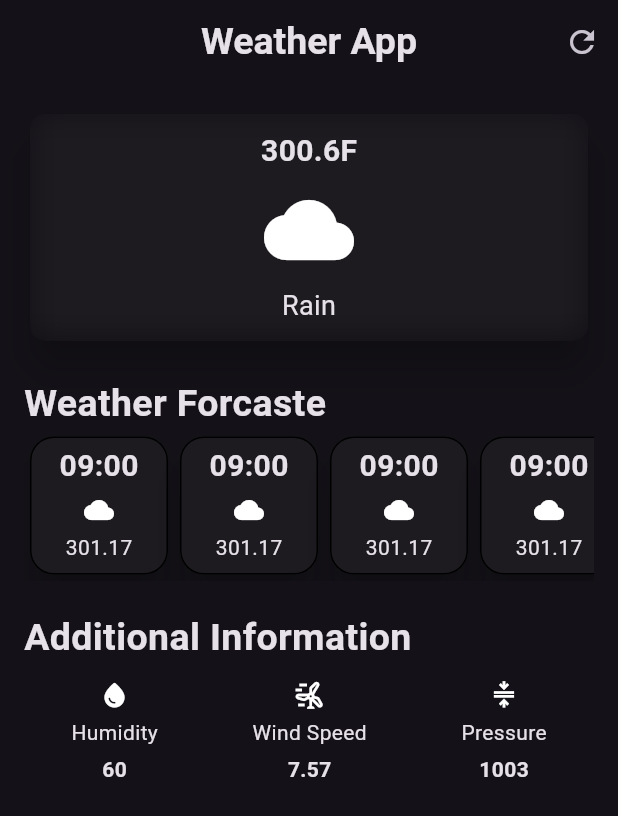
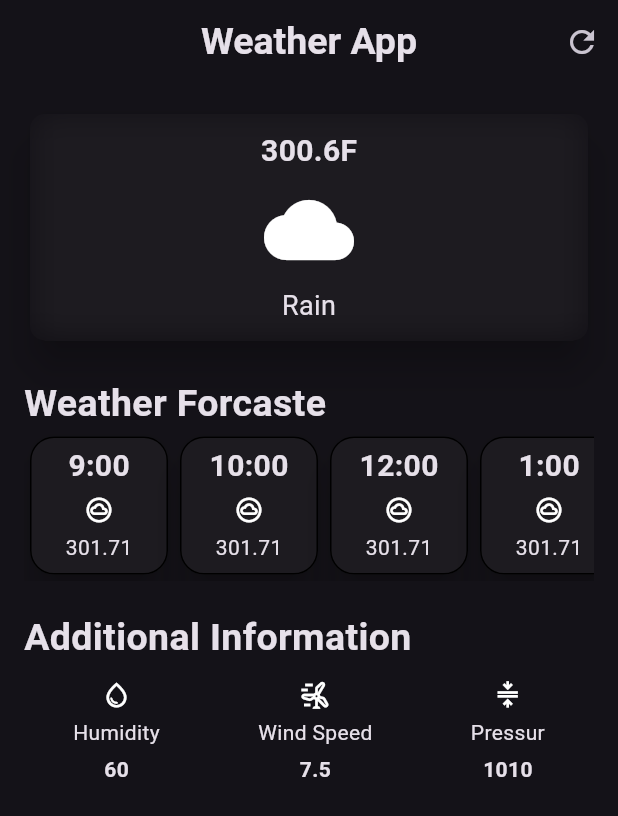
Before and after one commit to arslan-aslam-brw/simple_weather_app_api_fetch, a Flutter app: the screen it shows after launch, on a phone screen of 412 x 824 dp. Shown: the top 816 px of the screen. Run offline on Flutter 3.47's test engine with Material 2 defaults, Android fonts, the phone set to English and light mode, and no system bars.

Commit message:
lib/widgets/aditiona_info_page.dart lib/widgets/weather_forcaste.dart

```diff
--- a/lib/widgets/aditiona_info_page.dart
+++ b/lib/widgets/aditiona_info_page.dart
@@ -8,64 +8,58 @@ class AditionalInfoWidget extends StatelessWidget {
     return const Row(
       mainAxisAlignment: MainAxisAlignment.spaceAround,
       children: [
-        SizedBox(
-          child: Column(
-            children: [
-              Icon(
-                Icons.water_drop_rounded,
-                size: 20,
-              ),
-              SizedBox(
-                height: 5,
-              ),
-              Text("Humidity"),
-              SizedBox(
-                height: 5,
-              ),
-              Text("60", style: TextStyle(fontWeight: FontWeight.bold)),
-            ],
-          ),
-        ),
-        SizedBox(
-          child: Column(
-            children: [
-              Icon(
-                Icons.wind_power_outlined,
-                size: 20,
-              ),
-              SizedBox(
-                height: 5,
-              ),
-              Text("Wind Speed"),
-              SizedBox(
-                height: 5,
-              ),
-              Text("7.57", style: TextStyle(fontWeight: FontWeight.bold)),
-            ],
-          ),
-        ),
-        SizedBox(
-          child: Column(
-            children: [
-              Icon(
-                Icons.compress_outlined,
-                size: 20,
-              ),
-              SizedBox(
-                height: 5,
-              ),
-              Text("Pressure"),
-              SizedBox(
-                height: 5,
-              ),
-              Text(
-                "1003",
-                style: TextStyle(fontWeight: FontWeight.bold),
-              ),
-            ],
-          ),
-        ),
+        AditionalInfo(
+            icon: Icons.water_drop_outlined,
+            textInfo: "Humidity",
+            textTepm: "60"),
+        AditionalInfo(
+            icon: Icons.wind_power_outlined,
+            textInfo: "Wind Speed",
+            textTepm: "7.5"),
+        AditionalInfo(
+            icon: Icons.compress_outlined,
+            textInfo: "Pressur",
+            textTepm: "1010"),
       ],
     );
   }
 }
+
+/// Seprated Widget For Hourly, easy to use, code redendency remover method, make
+/// one widget or method, create construcotr and call it where we want and modified their
+class AditionalInfo extends StatelessWidget {
+  final IconData icon;
+  final String textInfo;
+  final String textTepm;
+
+  const AditionalInfo(
+      {super.key,
+      required this.icon,
+      required this.textInfo,
+      required this.textTepm});
+
+  @override
+  Widget build(BuildContext context) {
+    return SizedBox(
+      child: Column(
+        children: [
+          Icon(
+            icon,
+            size: 20,
+          ),
+          const SizedBox(
+            height: 5,
+          ),
+          Text(textInfo),
+          const SizedBox(
+            height: 5,
+          ),
+          Text(
+            textTepm,
+            style: const TextStyle(fontWeight: FontWeight.bold),
+          ),
+        ],
+      ),
+    );
+  }
+}
--- a/lib/widgets/weather_forcaste.dart
+++ b/lib/widgets/weather_forcaste.dart
@@ -5,198 +5,88 @@ class WeatherForcaste extends StatelessWidget {
 
   @override
   Widget build(BuildContext context) {
-    return SingleChildScrollView(
+    return const SingleChildScrollView(
       scrollDirection: Axis.horizontal,
       child: Row(
         children: [
-          SizedBox(
-            width: 100,
-            height: 100,
-            child: Card(
-              elevation: 10,
-              shape:
-                  OutlineInputBorder(borderRadius: BorderRadius.circular(16)),
-              child: const Column(
-                children: [
-                  SizedBox(
-                    height: 5,
-                  ),
-                  Text(
-                    "09:00",
-                    style: TextStyle(fontSize: 20, fontWeight: FontWeight.bold),
-                  ),
-                  SizedBox(
-                    height: 5,
-                  ),
-                  Icon(
-                    Icons.cloud,
-                    size: 20,
-                  ),
-                  SizedBox(
-                    height: 5,
-                  ),
-                  Text("301.17"),
-                ],
-              ),
-            ),
-          ),
-          SizedBox(
-            width: 100,
-            height: 100,
-            child: Card(
-              elevation: 10,
-              shape:
-                  OutlineInputBorder(borderRadius: BorderRadius.circular(16)),
-              child: const Column(
-                children: [
-                  SizedBox(
-                    height: 5,
-                  ),
-                  Text(
-                    "09:00",
-                    style: TextStyle(fontSize: 20, fontWeight: FontWeight.bold),
-                  ),
-                  SizedBox(
-                    height: 5,
-                  ),
-                  Icon(
-                    Icons.cloud,
-                    size: 20,
-                  ),
-                  SizedBox(
-                    height: 5,
-                  ),
-                  Text("301.17"),
-                ],
-              ),
-            ),
-          ),
-          SizedBox(
-            width: 100,
-            height: 100,
-            child: Card(
-              elevation: 10,
-              shape:
-                  OutlineInputBorder(borderRadius: BorderRadius.circular(16)),
-              child: const Column(
-                children: [
-                  SizedBox(
-                    height: 5,
-                  ),
-                  Text(
-                    "09:00",
-                    style: TextStyle(fontSize: 20, fontWeight: FontWeight.bold),
-                  ),
-                  SizedBox(
-                    height: 5,
-                  ),
-                  Icon(
-                    Icons.cloud,
-                    size: 20,
-                  ),
-                  SizedBox(
-                    height: 5,
-                  ),
-                  Text("301.17"),
-                ],
-              ),
-            ),
-          ),
-          SizedBox(
-            width: 100,
-            height: 100,
-            child: Card(
-              elevation: 10,
-              shape:
-                  OutlineInputBorder(borderRadius: BorderRadius.circular(16)),
-              child: const Column(
-                children: [
-                  SizedBox(
-                    height: 5,
-                  ),
-                  Text(
-                    "09:00",
-                    style: TextStyle(fontSize: 20, fontWeight: FontWeight.bold),
-                  ),
-                  SizedBox(
-                    height: 5,
-                  ),
-                  Icon(
-                    Icons.cloud,
-                    size: 20,
-                  ),
-                  SizedBox(
-                    height: 5,
-                  ),
-                  Text("301.17"),
-                ],
-              ),
-            ),
-          ),
-          SizedBox(
-            width: 100,
-            height: 100,
-            child: Card(
-              elevation: 10,
-              shape:
-                  OutlineInputBorder(borderRadius: BorderRadius.circular(16)),
-              child: const Column(
-                children: [
-                  SizedBox(
-                    height: 5,
-                  ),
-                  Text(
-                    "09:00",
-                    style: TextStyle(fontSize: 20, fontWeight: FontWeight.bold),
-                  ),
-                  SizedBox(
-                    height: 5,
-                  ),
-                  Icon(
-                    Icons.cloud,
-                    size: 20,
-                  ),
-                  SizedBox(
-                    height: 5,
-                  ),
-                  Text("301.17"),
-                ],
-              ),
-            ),
-          ),
-          SizedBox(
-            width: 100,
-            height: 100,
-            child: Card(
-              elevation: 10,
-              shape:
-                  OutlineInputBorder(borderRadius: BorderRadius.circular(16)),
-              child: const Column(
-                children: [
-                  SizedBox(
-                    height: 5,
-                  ),
-                  Text(
-                    "09:00",
-                    style: TextStyle(fontSize: 20, fontWeight: FontWeight.bold),
-                  ),
-                  SizedBox(
-                    height: 5,
-                  ),
-                  Icon(
-                    Icons.cloud,
-                    size: 20,
-                  ),
-                  SizedBox(
-                    height: 5,
-                  ),
-                  Text("301.17"),
-                ],
-              ),
-            ),
-          ),
+          HourlyForcate(
+              icon: Icons.cloud_circle_outlined,
+              textTime: "9:00",
+              temprature: "301.71"),
+          HourlyForcate(
+              icon: Icons.cloud_circle_outlined,
+              textTime: "10:00",
+              temprature: "301.71"),
+          HourlyForcate(
+              icon: Icons.cloud_circle_outlined,
+              textTime: "12:00",
+              temprature: "301.71"),
+          HourlyForcate(
+              icon: Icons.cloud_circle_outlined,
+              textTime: "1:00",
+              temprature: "301.71"),
+          HourlyForcate(
+              icon: Icons.cloud_circle_outlined,
+              textTime: "1:00",
+              temprature: "301.71"),
+          HourlyForcate(
+              icon: Icons.cloud_circle_outlined,
+              textTime: "1:00",
+              temprature: "301.71"),
+          HourlyForcate(
+              icon: Icons.cloud_circle_outlined,
+              textTime: "1:00",
+              temprature: "301.71"),
         ],
       ),
     );
   }
 }
+
+/// Seprated Widget For Hourly, easy to use, code redendency remover method, make
+/// one widget or method, create construcotr and call it where we want and modified their
+class HourlyForcate extends StatelessWidget {
+  final String textTime;
+  final IconData icon;
+  final String temprature;
+
+  const HourlyForcate(
+      {super.key,
+      required this.textTime,
+      required this.icon,
+      required this.temprature});
+
+  @override
+  Widget build(BuildContext context) {
+    return SizedBox(
+      width: 100,
+      height: 100,
+      child: Card(
+        elevation: 10,
+        shape: OutlineInputBorder(borderRadius: BorderRadius.circular(16)),
+        child: Column(
+          children: [
+            const SizedBox(
+              height: 5,
+            ),
+            Text(
+              textTime,
+              style: const TextStyle(fontSize: 20, fontWeight: FontWeight.bold),
+            ),
+            const SizedBox(
+              height: 5,
+            ),
+            Icon(
+              icon,
+              size: 20,
+            ),
+            const SizedBox(
+              height: 5,
+            ),
+            Text(temprature),
+          ],
+        ),
+      ),
+    );
+  }
+}
```
